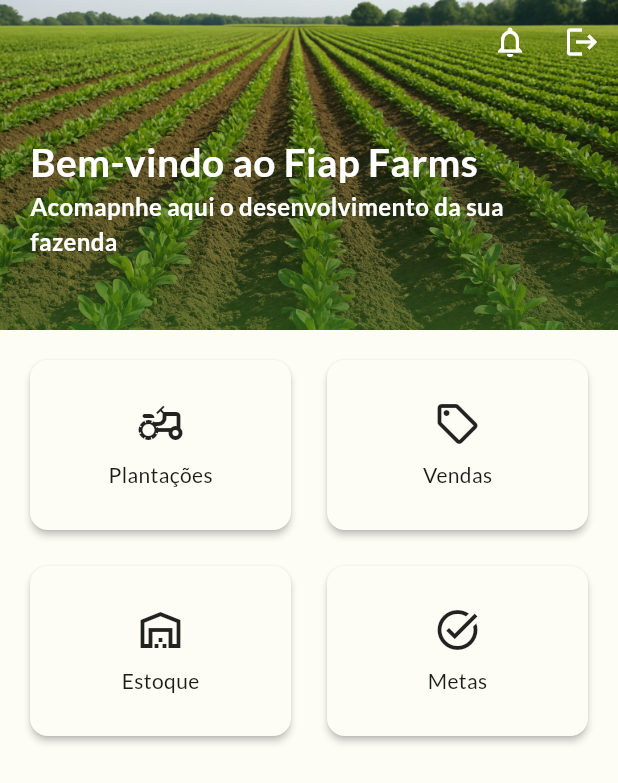
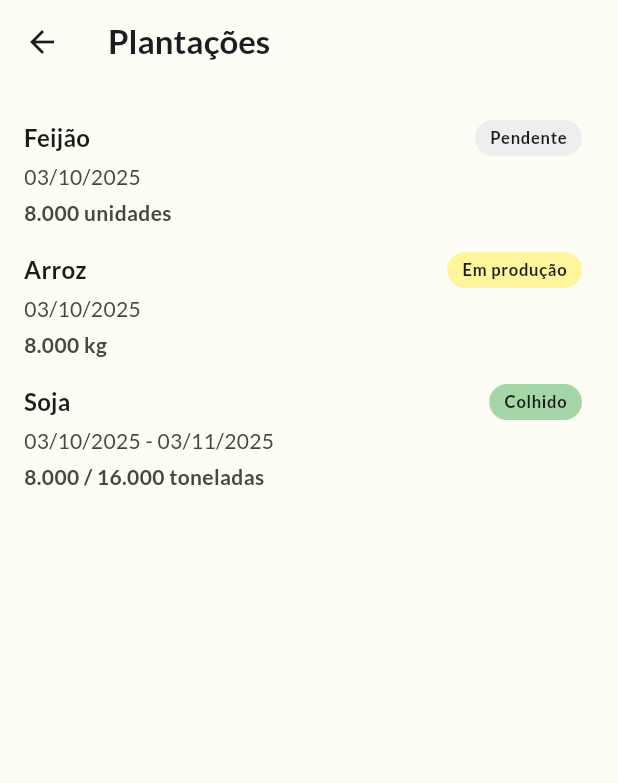
Before and after one commit to gabiSato/fiap-tech-challenge-5-mobile, a Flutter app: the screen it shows after launch, after a tap on "Plantações", on a phone screen of 412 x 824 dp. Shown: the top 783 px of the screen. Run offline on Flutter 3.47's test engine with Material 3 defaults, Android fonts, the phone set to English and light mode, and no system bars; our stand-ins replace cloud_firestore, firebase_auth, firebase_core, go_router, google_fonts; accounts and stored records are empty.

Commit message:
feat: add productions screen

```diff
--- a/lib/domain/entities/production.dart
+++ b/lib/domain/entities/production.dart
@@ -3,8 +3,8 @@ class Production {
   final String userId;
   final String productId;
   final String status;
-  final int quantityPlanted;
-  final int? quantityHarvested;
+  final double quantityPlanted;
+  final double? quantityHarvested;
   final DateTime startDate;
   final DateTime? harvestDate;
 
--- /dev/null
+++ b/lib/domain/entities/production_status.dart
@@ -0,0 +1,27 @@
+import 'package:flutter/material.dart';
+
+enum ProductionStatus { pending, inProduction, harvested }
+
+extension ProductionStatusExtension on ProductionStatus {
+  String get displayName {
+    switch (this) {
+      case ProductionStatus.pending:
+        return 'Pendente';
+      case ProductionStatus.inProduction:
+        return 'Em produção';
+      case ProductionStatus.harvested:
+        return 'Colhido';
+    }
+  }
+
+  Color get color {
+    switch (this) {
+      case ProductionStatus.pending:
+        return Colors.grey.shade200;
+      case ProductionStatus.inProduction:
+        return Colors.yellow.shade200;
+      case ProductionStatus.harvested:
+        return Colors.green.shade200;
+    }
+  }
+}
--- a/lib/routing/router.dart
+++ b/lib/routing/router.dart
@@ -1,5 +1,6 @@
 import 'package:go_router/go_router.dart';
 
+import 'package:fiap_farms/ui/production/widgets/productions_screen.dart';
 import 'package:fiap_farms/ui/user/widgets/user_registration_screen.dart';
 import 'package:fiap_farms/ui/auth/widgets/login_screen.dart';
 import 'package:fiap_farms/ui/home/widgets/home_screen.dart';
@@ -28,5 +29,11 @@ GoRouter router() => GoRouter(
         return HomeScreen();
       },
     ),
+    GoRoute(
+      path: Routes.productions,
+      builder: (context, state) {
+        return ProductionsScreen();
+      },
+    ),
   ],
 );
--- a/lib/routing/routes.dart
+++ b/lib/routing/routes.dart
@@ -2,4 +2,5 @@ abstract final class Routes {
   static const home = '/';
   static const login = '/login';
   static const userRegistration = '/userRegistration';
+  static const productions = '/productions';
 }
--- a/lib/ui/home/widgets/home_screen.dart
+++ b/lib/ui/home/widgets/home_screen.dart
@@ -1,4 +1,7 @@
 import 'package:flutter/material.dart';
+import 'package:go_router/go_router.dart';
+
+import 'package:fiap_farms/routing/routes.dart';
 
 import 'home_app_bar.dart';
 import 'navigation_menu.dart';
@@ -11,24 +14,36 @@ class HomeScreen extends StatefulWidget {
 }
 
 class _HomeScreenState extends State<HomeScreen> {
-  final List<MenuItem> _menuItems = [
-    MenuItem(
-      icon: Icons.agriculture_outlined,
-      label: 'Plantações',
-      onTap: () {},
-    ),
-    MenuItem(icon: Icons.sell_outlined, label: 'Vendas', onTap: () {}),
-    MenuItem(icon: Icons.warehouse_outlined, label: 'Estoque', onTap: () {}),
-    MenuItem(icon: Icons.task_alt_outlined, label: 'Metas', onTap: () {}),
-  ];
-
   @override
   Widget build(BuildContext context) {
     return Scaffold(
       body: CustomScrollView(
         slivers: [
           const HomeAppBar(),
-          NavigationMenu(menuItems: _menuItems),
+          NavigationMenu(
+            menuItems: [
+              MenuItem(
+                icon: Icons.agriculture_outlined,
+                label: 'Plantações',
+                onTap: () => context.go(Routes.productions),
+              ),
+              MenuItem(
+                icon: Icons.sell_outlined,
+                label: 'Vendas',
+                onTap: () {},
+              ),
+              MenuItem(
+                icon: Icons.warehouse_outlined,
+                label: 'Estoque',
+                onTap: () {},
+              ),
+              MenuItem(
+                icon: Icons.task_alt_outlined,
+                label: 'Metas',
+                onTap: () {},
+              ),
+            ],
+          ),
         ],
       ),
     );
--- /dev/null
+++ b/lib/ui/production/widgets/production_list_item.dart
@@ -0,0 +1,87 @@
+import 'package:flutter/material.dart';
+import 'package:intl/intl.dart';
+
+import 'package:fiap_farms/domain/entities/production_status.dart';
+
+class ProductionListItem extends StatelessWidget {
+  final String productName;
+  final String unitOfMeasure;
+  final ProductionStatus status;
+  final DateTime startDate;
+  final DateTime? harvestDate;
+  final num quantityPlanted;
+  final num? quantityHarvested;
+
+  const ProductionListItem({
+    super.key,
+    required this.productName,
+    required this.unitOfMeasure,
+    required this.status,
+    required this.startDate,
+    required this.quantityPlanted,
+    this.harvestDate,
+    this.quantityHarvested,
+  });
+
+  @override
+  Widget build(BuildContext context) {
+    final numberFormat = NumberFormat.decimalPattern('pt_BR');
+    final dateFormat = DateFormat('dd/MM/yyyy');
+
+    String buildDateString() {
+      String start = dateFormat.format(startDate);
+      if (harvestDate != null) {
+        return '$start - ${dateFormat.format(harvestDate!)}';
+      }
+      return start;
+    }
+
+    String buildQuantityString() {
+      String planted = numberFormat.format(quantityPlanted);
+      if (quantityHarvested != null) {
+        return '$planted / ${numberFormat.format(quantityHarvested)} $unitOfMeasure';
+      }
+      return '$planted $unitOfMeasure';
+    }
+
+    return ListTile(
+      title: Row(
+        mainAxisAlignment: MainAxisAlignment.spaceBetween,
+        children: [
+          Text(
+            productName,
+            style: Theme.of(
+              context,
+            ).textTheme.titleMedium?.copyWith(fontWeight: FontWeight.bold),
+          ),
+          const SizedBox(width: 12),
+          Container(
+            padding: const EdgeInsets.symmetric(horizontal: 10, vertical: 4),
+            decoration: BoxDecoration(
+              color: status.color,
+              borderRadius: BorderRadius.circular(12),
+            ),
+            child: Text(
+              status.displayName,
+              style: Theme.of(
+                context,
+              ).textTheme.labelSmall?.copyWith(fontWeight: FontWeight.bold),
+            ),
+          ),
+        ],
+      ),
+      subtitle: Column(
+        crossAxisAlignment: CrossAxisAlignment.start,
+        children: [
+          const SizedBox(height: 4),
+          Text(buildDateString()),
+          const SizedBox(height: 4),
+          Text(
+            buildQuantityString(),
+            style: const TextStyle(fontWeight: FontWeight.bold),
+          ),
+        ],
+      ),
+    );
+  }
+}
--- /dev/null
+++ b/lib/ui/production/widgets/productions_screen.dart
@@ -0,0 +1,52 @@
+import 'package:flutter/material.dart';
+import 'package:go_router/go_router.dart';
+
+import 'package:fiap_farms/domain/entities/production_status.dart';
+import 'package:fiap_farms/routing/routes.dart';
+
+import 'production_list_item.dart';
+
+class ProductionsScreen extends StatelessWidget {
+  const ProductionsScreen({super.key});
+
+  @override
+  Widget build(BuildContext context) {
+    return Scaffold(
+      appBar: AppBar(
+        title: const Text('Plantações'),
+        leading: IconButton(
+          onPressed: () => context.go(Routes.home),
+          icon: Icon(Icons.arrow_back),
+        ),
+      ),
+      body: ListView(
+        children: [
+          const SizedBox(height: 16),
+          ProductionListItem(
+            productName: 'Feijão',
+            status: ProductionStatus.pending,
+            startDate: DateTime(2025, 10, 3),
+            quantityPlanted: 8000.0,
+            unitOfMeasure: 'unidades',
+          ),
+          ProductionListItem(
+            productName: 'Arroz',
+            status: ProductionStatus.inProduction,
+            startDate: DateTime(2025, 10, 3),
+            quantityPlanted: 8000.0,
+            unitOfMeasure: 'kg',
+          ),
+          ProductionListItem(
+            productName: 'Soja',
+            status: ProductionStatus.harvested,
+            startDate: DateTime(2025, 10, 3),
+            harvestDate: DateTime(2025, 11, 3),
+            quantityPlanted: 8000.0,
+            quantityHarvested: 16000.0,
+            unitOfMeasure: 'toneladas',
+          ),
+        ],
+      ),
+    );
+  }
+}
```
